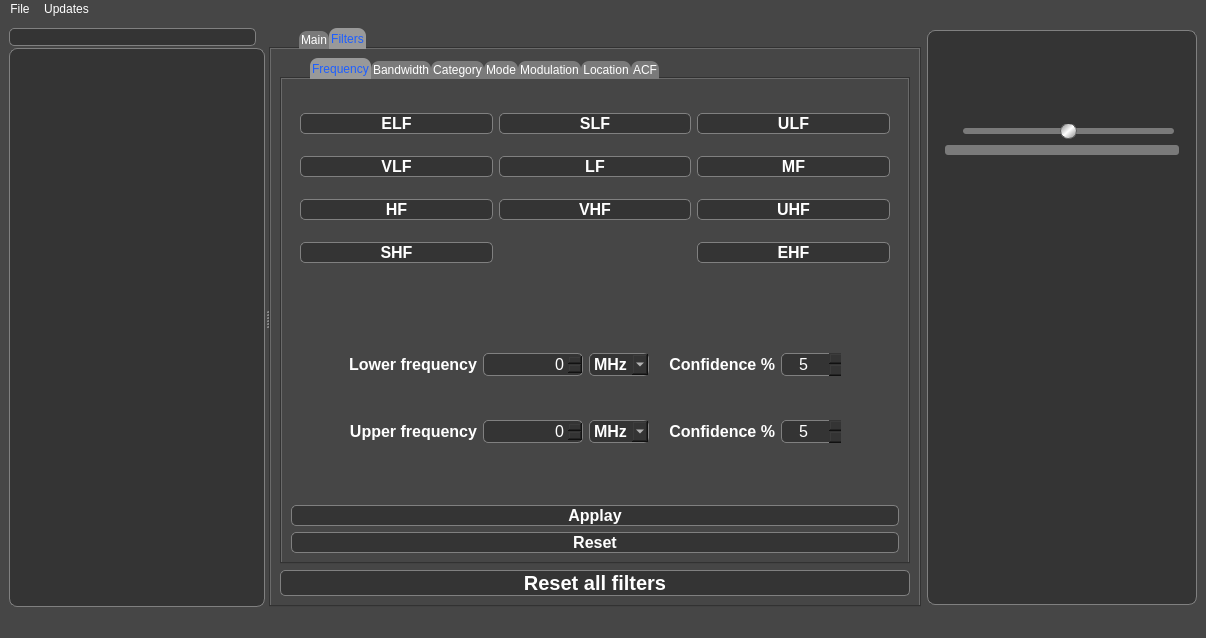
Old version of the form main_window.ui in the repository vbrizgamnk/Artemis.
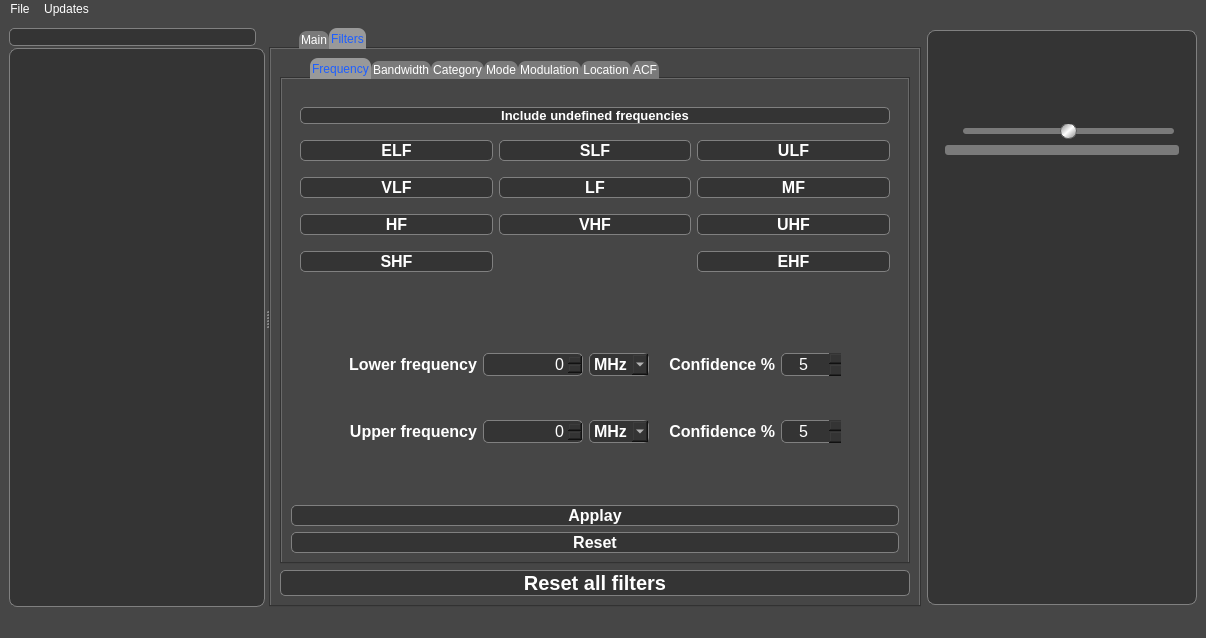
New version of the form. Icons and pictures are not drawn. Custom widgets are drawn as their Qt base class.

Commit message: Optionally include signals with undefined frequencies

Patch:
```diff
--- a/main_window.ui
+++ b/main_window.ui
@@ -1979,7 +1979,24 @@
                 <string notr="true"/>
                </property>
                <layout class="QGridLayout" name="gridLayout_5">
-                <item row="0" column="0">
+                <item row="0" column="0" colspan="3">
+                 <widget class="QPushButton" name="include_undef_freqs">
+                  <property name="font">
+                   <font>
+                    <pointsize>10</pointsize>
+                    <weight>75</weight>
+                    <bold>true</bold>
+                   </font>
+                  </property>
+                  <property name="text">
+                   <string>Include undefined frequencies</string>
+                  </property>
+                  <property name="checkable">
+                   <bool>true</bool>
+                  </property>
+                 </widget>
+                </item>
+                <item row="1" column="0">
                  <widget class="QPushButton" name="elf_filter_btn">
                   <property name="enabled">
                    <bool>true</bool>
@@ -2005,7 +2022,7 @@
                   </property>
                  </widget>
                 </item>
-                <item row="0" column="1">
+                <item row="1" column="1">
                  <widget class="QPushButton" name="slf_filter_btn">
                   <property name="enabled">
                    <bool>true</bool>
@@ -2025,7 +2042,7 @@
                   </property>
                  </widget>
                 </item>
-                <item row="0" column="2">
+                <item row="1" column="2">
                  <widget class="QPushButton" name="ulf_filter_btn">
                   <property name="enabled">
                    <bool>true</bool>
@@ -2045,7 +2062,7 @@
                   </property>
                  </widget>
                 </item>
-                <item row="1" column="0">
+                <item row="2" column="0">
                  <widget class="QPushButton" name="vlf_filter_btn">
                   <property name="enabled">
                    <bool>true</bool>
@@ -2065,7 +2082,7 @@
                   </property>
                  </widget>
                 </item>
-                <item row="1" column="1">
+                <item row="2" column="1">
                  <widget class="QPushButton" name="lf_filter_btn">
                   <property name="enabled">
                    <bool>true</bool>
@@ -2085,7 +2102,7 @@
                   </property>
                  </widget>
                 </item>
-                <item row="1" column="2">
+                <item row="2" column="2">
                  <widget class="QPushButton" name="mf_filter_btn">
                   <property name="enabled">
                    <bool>true</bool>
@@ -2111,7 +2128,7 @@
                   </property>
                  </widget>
                 </item>
-                <item row="2" column="0">
+                <item row="3" column="0">
                  <widget class="QPushButton" name="hf_filter_btn">
                   <property name="enabled">
                    <bool>true</bool>
@@ -2137,7 +2154,7 @@
                   </property>
                  </widget>
                 </item>
-                <item row="2" column="1">
+                <item row="3" column="1">
                  <widget class="QPushButton" name="vhf_filter_btn">
                   <property name="enabled">
                    <bool>true</bool>
@@ -2157,7 +2174,7 @@
                   </property>
                  </widget>
                 </item>
-                <item row="2" column="2">
+                <item row="3" column="2">
                  <widget class="QPushButton" name="uhf_filter_btn">
                   <property name="enabled">
                    <bool>true</bool>
@@ -2177,7 +2194,7 @@
                   </property>
                  </widget>
                 </item>
-                <item row="3" column="0">
+                <item row="4" column="0">
                  <widget class="QPushButton" name="shf_filter_btn">
                   <property name="enabled">
                    <bool>true</bool>
@@ -2197,7 +2214,7 @@
                   </property>
                  </widget>
                 </item>
-                <item row="3" column="2">
+                <item row="4" column="2">
                  <widget class="QPushButton" name="ehf_filter_btn">
                   <property name="enabled">
                    <bool>true</bool>
```
Left out of the diff: 228 changed lines with no effect on the pictures. The commit also changes 1 other file.
